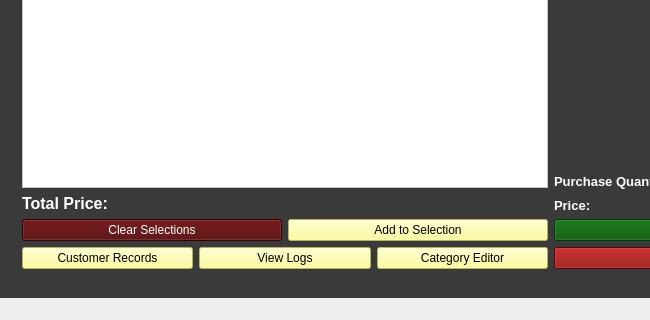
Qt form main.ui (Aenan05/MAXPC) before a commit; both pictures show x 0 to 650 and y 576 to 896 of the 1102 by 896 pixel window.
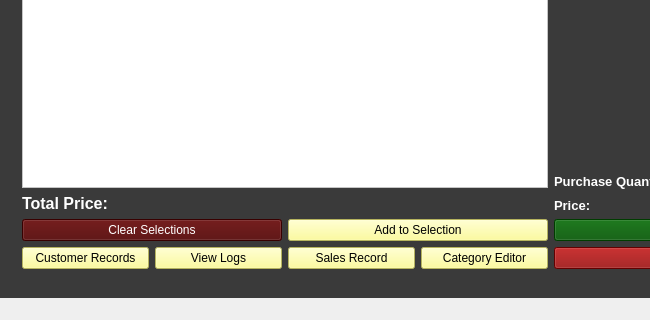
The same form after that commit. Icons and pictures are not drawn.

Commit message: 052823 0233 Added Sales Records button

What changed in the file:
```diff
--- a/main.ui
+++ b/main.ui
@@ -834,6 +834,20 @@
               </property>
              </widget>
             </item>
+            <item>
+             <widget class="QPushButton" name="btnSalesRec">
+              <property name="styleSheet">
+               <string notr="true">background-color: rgb(253, 251, 132);</string>
+              </property>
+              <property name="text">
+               <string>Sales Record</string>
+              </property>
+              <property name="icon">
+               <iconset>
+                <normaloff>sales.png</normaloff>sales.png</iconset>
+              </property>
+             </widget>
+            </item>
             <item>
              <widget class="QPushButton" name="btnCtgry">
               <property name="enabled">
```
Left out of the diff: 2 changed lines with no effect on the pictures. The commit also changes 2 other files.
